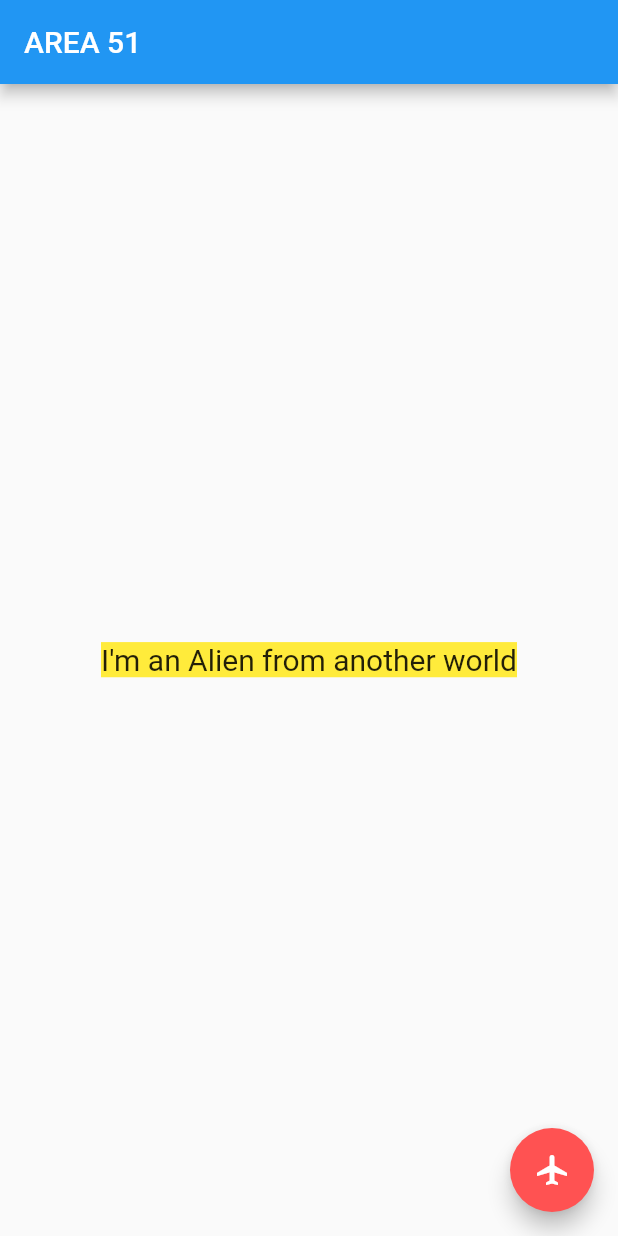
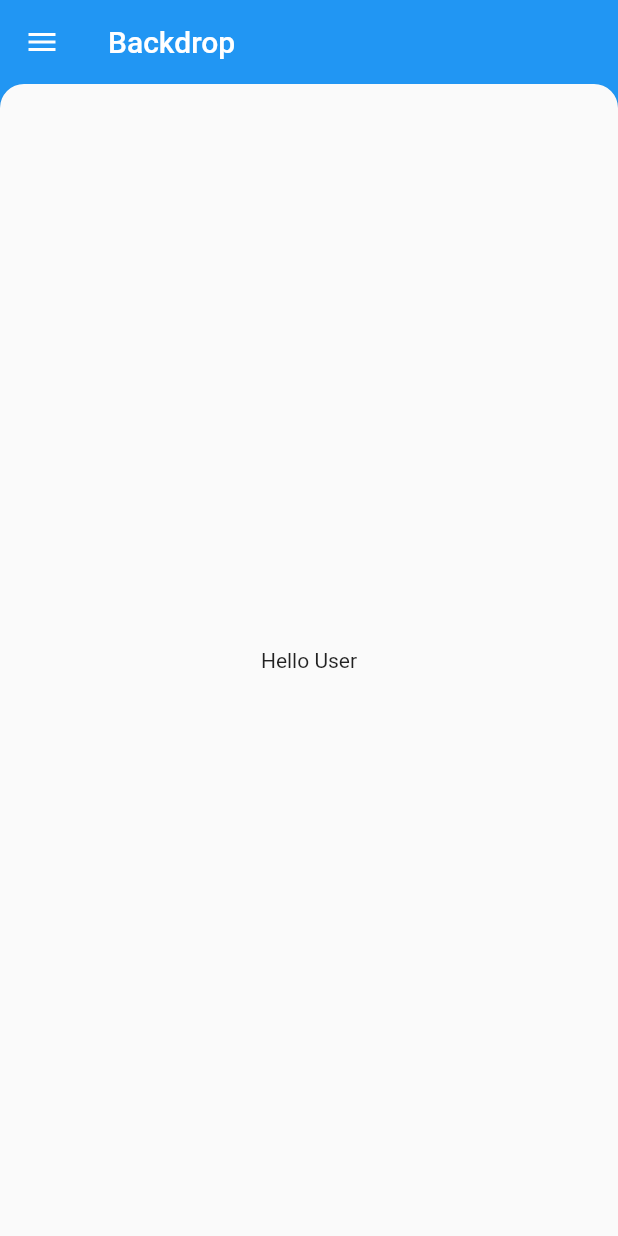
Before and after one commit to cyberianzed/-reinforce-flutter, a Flutter app: the screen it shows after launch, on a phone screen of 412 x 824 dp. Run offline on Flutter 3.47's test engine with Material 2 defaults, Android fonts, the light colour scheme and no system bars; drawn by our look-alikes of backdrop.

Commit message:
backdrop added

```diff
--- a/lib/main.dart
+++ b/lib/main.dart
@@ -1,3 +1,4 @@
+import 'package:backdrop/backdrop.dart';
 import 'package:flutter/material.dart';
 
 void main()=>runApp(MaterialApp(
@@ -7,19 +8,22 @@ void main()=>runApp(MaterialApp(
 class Home extends StatelessWidget{
   @override
   Widget build(BuildContext context){
-    return Scaffold(
-    appBar: AppBar(
-      title: Text('AREA 51')),
-    body: Center(
-      child: Text("I'm an Alien from another world",
-      style: TextStyle(backgroundColor:Colors.yellow,
-      fontSize: 20,
-      ),),),
-    floatingActionButton: FloatingActionButton(
-      onPressed: (){},
-      child:Icon(Icons.airplanemode_on),
-    backgroundColor: Colors.redAccent,
-    ),
+    return BackdropScaffold(
+      appBar: BackdropAppBar(
+        title: Text('Backdrop'),
+      ),
+
+      backLayer: const Center(
+      child: Text('Hello')),
+      frontLayer: const Center(
+      child: Text('Hello User')),
+
+
+    //  FloatingActionButton: FloatingActionButton(
+    //   onPressed: (){},
+    //   child:Icon(Icons.airplanemode_on),
+    // backgroundColor: Colors.redAccent,
+    // ),
   );
   }
 }
```
Also changed, not shown: pubspec.yaml (+3 -28 lines), pubspec.lock.
